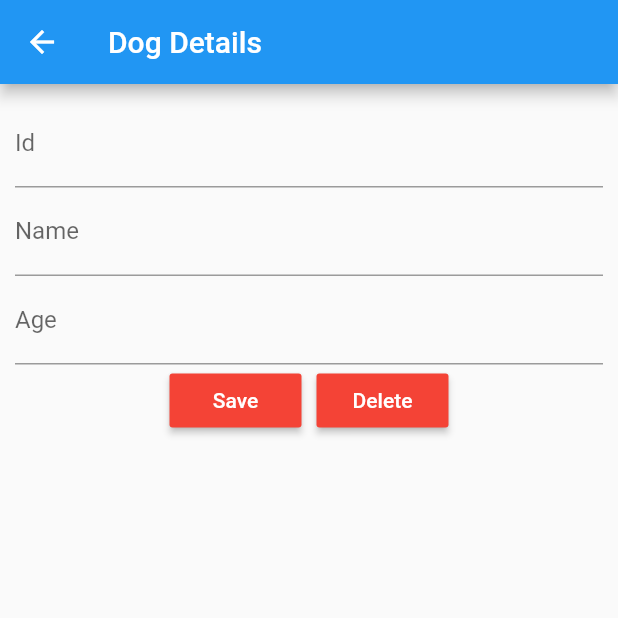
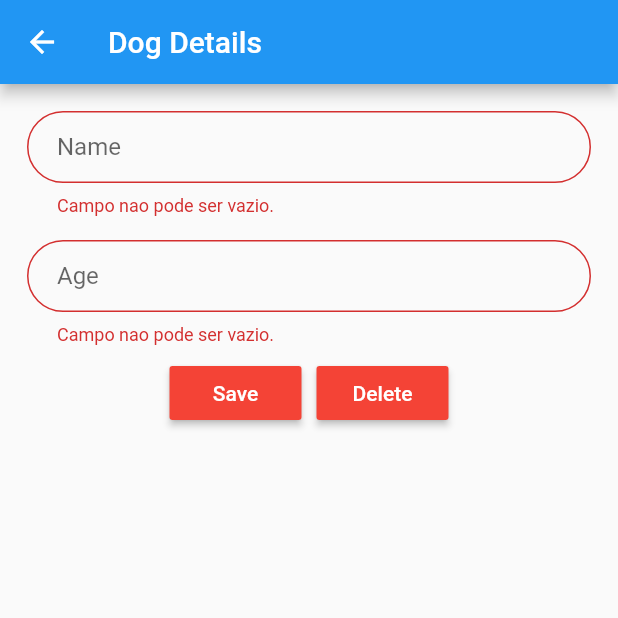
Before and after one commit to alexandrepd/FlutterSQLite, a Flutter app: the DogDetails screen opened directly, after a tap on "Save", on a phone screen of 412 x 824 dp, the top half of it. Run offline on Flutter 3.47's test engine with Material 2 defaults, Android fonts, the phone set to English and light mode, and no system bars; our stand-ins replace sqflite; accounts and stored records are empty.

Commit message:
some changes

```diff
--- a/lib/view/dog_details.dart
+++ b/lib/view/dog_details.dart
@@ -15,7 +15,7 @@ class _DogDetailsState extends State<DogDetails> {
   final DogController dogController = DogController();
   bool isUpdate = false;
   Dog dog;
-  final _textId = TextEditingController();
+
   final _textName = TextEditingController();
   final _textAge = TextEditingController();
   final _formKey = GlobalKey<FormState>();
@@ -27,7 +27,11 @@ class _DogDetailsState extends State<DogDetails> {
       appBar: AppBar(
         title: Text("Dog Details"),
       ),
-      body: _getBody(),
+      body: Column(
+        children: [
+          _getBody(),
+        ],
+      ),
     );
   }
 
@@ -40,7 +44,7 @@ class _DogDetailsState extends State<DogDetails> {
             padding: EdgeInsets.all(10.0),
             child: Column(
               children: <Widget>[
-                _getTextField("Id", _textId, widget.dog?.id),
+                // _getTextField("Id", _textId, widget.dog?.id),
                 _getTextField("Name", _textName, widget.dog?.name),
                 _getTextField("Age", _textAge, widget.dog?.age),
                 Row(
@@ -68,17 +72,26 @@ class _DogDetailsState extends State<DogDetails> {
     else
       controller.text = value.toString();
 
-    return TextFormField(
+    return Padding(
+      padding: const EdgeInsets.all(8.0),
+      child: TextFormField(
+        enabled: value.toString().isNotEmpty,
         keyboardType: label == 'Id' || label == 'Age'
             ? TextInputType.number
             : TextInputType.text,
         decoration: InputDecoration(
-        labelText: label,
+          hintText: label,
+          contentPadding: EdgeInsets.fromLTRB(20.0, 10.0, 20.0, 10.0),
+          border: OutlineInputBorder(borderRadius: BorderRadius.circular(32.0)),
         ),
         controller: controller,
-      validator: (_) {
-        return _validateForm();
+        validator: (value) {
+          if (value.isEmpty) {
+            return 'Campo nao pode ser vazio.';
+          }
+          return null;
         },
+      ),
     );
   }
 
@@ -114,31 +127,12 @@ class _DogDetailsState extends State<DogDetails> {
     );
   }
 
-  _validateForm() {
-    // if (_textId.value.text == null) {
-    //   print('id invalido');
-    //   return;
-    // }
-
-    if (_textName.value.text == null) {
-      print('Name invalido');
-      return;
-    }
-
-    if (_textAge.value.text == null) {
-      print('age invalido');
-      return;
-    }
-
-    return null;
-  }
-
   _saveDog() {
     var name = _textName.value.text;
     var age = int.parse(_textAge.value.text);
 
     if (isUpdate) {
-      var id = int.parse(_textId.value.text);
+      var id = widget.dog.id;
       dog = Dog(id: id, name: name, age: age);
       dogController.updateDog(dog);
     } else {
```
Also changed, not shown: lib/view/home_Page.dart (+125 -61 lines), assets/images/Dog1.jpg (added), assets/images/Dogs.png (added), assets/images/noData.png (added), assets/images/saveDetail.png (added), lib/images/Dogs.png (deleted), lib/images/noData.png (deleted), lib/images/saveDetail.png (deleted), 1 other file. Lines whose indentation alone changed are shown as unchanged.
